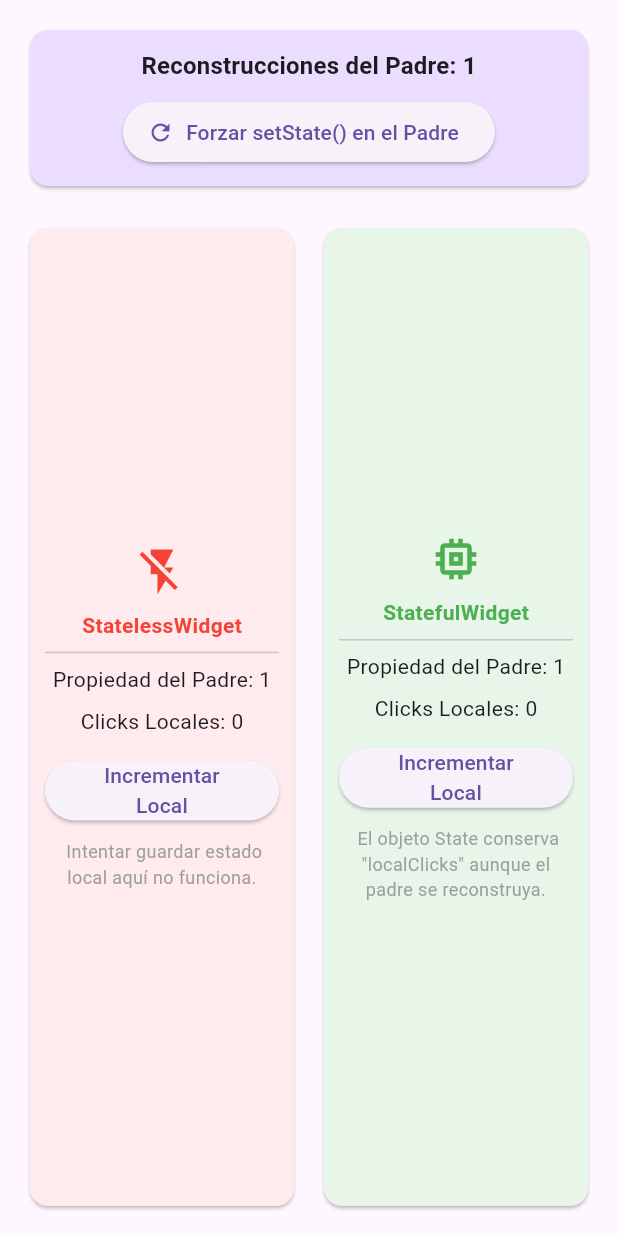
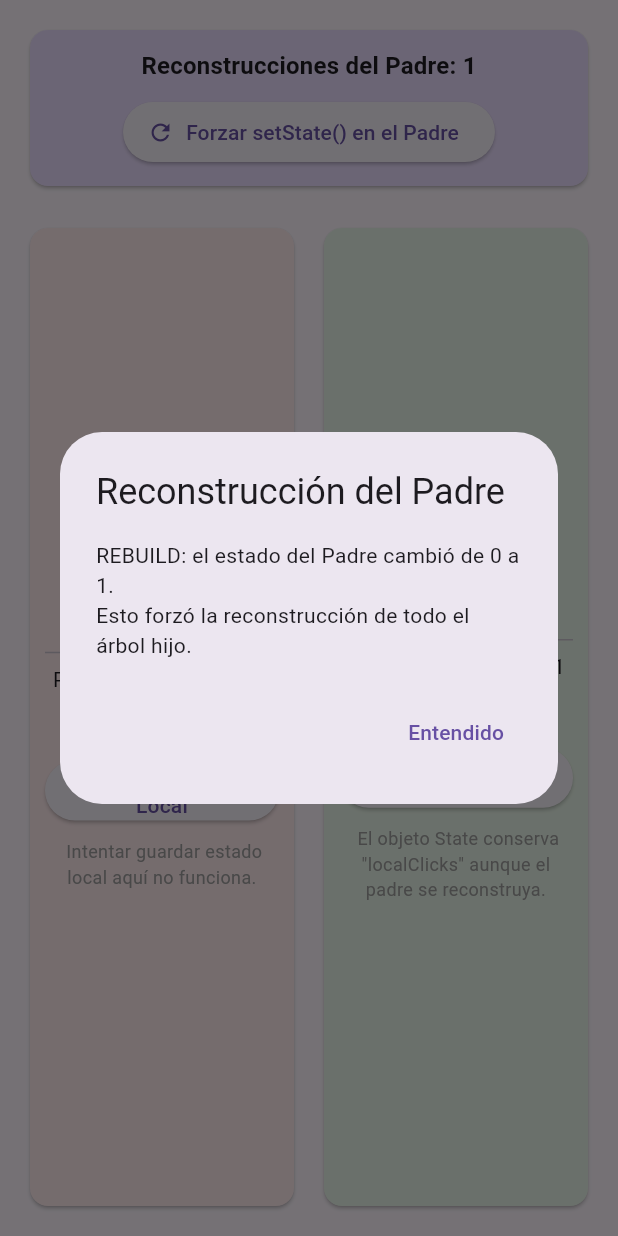
Before and after one commit to DanielGuzmanV/Fundamentos-Flutter, a Flutter app: the StatelessVsStateful widget shown alone on an empty page, opened directly, after a tap on "Forzar setState() en el Padre", on a phone screen of 412 x 824 dp. Run offline on Flutter 3.47's test engine with Material 3 defaults, Android fonts, the phone set to English and light mode, and no system bars; our stand-ins replace cached_network_image, dio, flutter_riverpod, go_router.

Commit message:
refactor(topic2): se agregaron override de initstate y dispose + un shosdialog al metodo rebuildParent

```diff
--- a/lib/features/home/presentation/topics/basics/stateless_vs_stateful.dart
+++ b/lib/features/home/presentation/topics/basics/stateless_vs_stateful.dart
@@ -13,9 +13,42 @@ class _StatelessVsStatefulState extends State<StatelessVsStateful> {
   int parentRebuildCount = 0;
 
   void _rebuildParent() {
+    final int oldCount = parentRebuildCount;
+
     setState(() {
       parentRebuildCount++;
     });
+
+    showDialog(
+      context: context,
+      builder: (context) => AlertDialog(
+        title: const Text('Reconstrucción del Padre'),
+        content: Text(
+          'REBUILD: el estado del Padre cambió de $oldCount a $parentRebuildCount.\n'
+          'Esto forzó la reconstrucción de todo el árbol hijo.',
+        ),
+        actions: [
+          TextButton(
+            onPressed: () => Navigator.pop(context),
+            child: const Text('Entendido'),
+          ),
+        ],
+      ),
+    );
+  }
+
+  // 1. Se ejecuta UNA sola vez al crear el widget
+  @override
+  void initState() {
+    super.initState();
+    print('--> 1. initState: El objeto State ha sido creado en memoria.');
+  }
+
+  // 2. Se ejecuta UNA sola vez cuando el widget sale de la pantalla
+  @override
+  void dispose() {
+    print('--> 3. dispose: El objeto State se destruye y libera memoria.');
+    super.dispose();
   }
 
   @override
```
